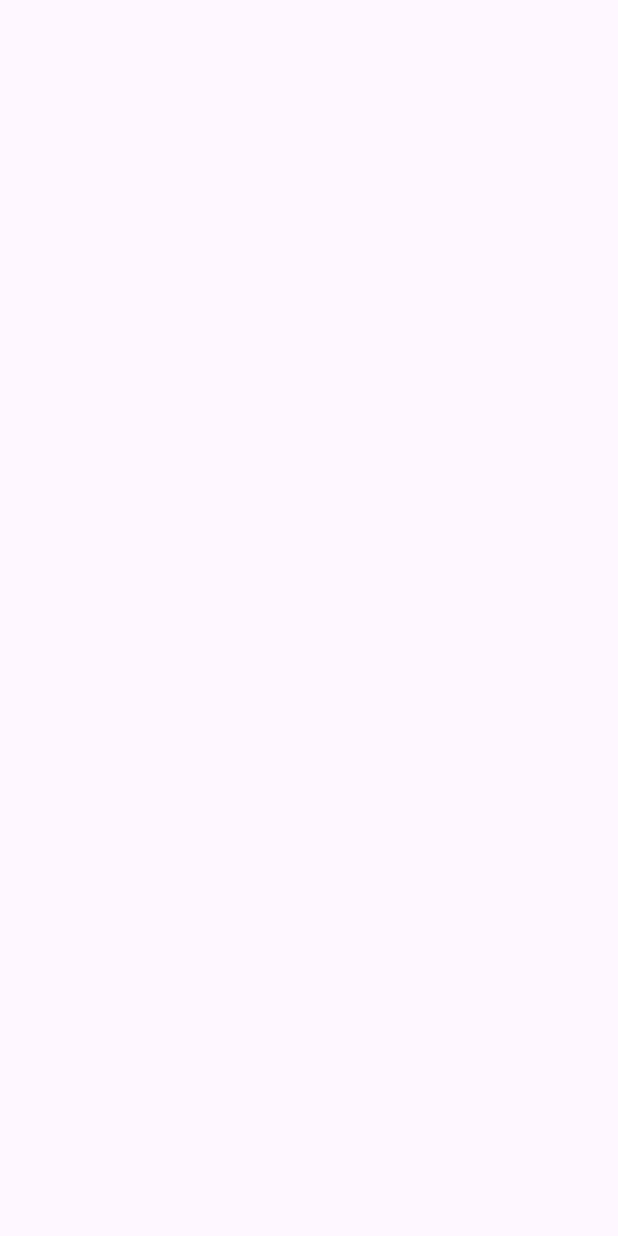
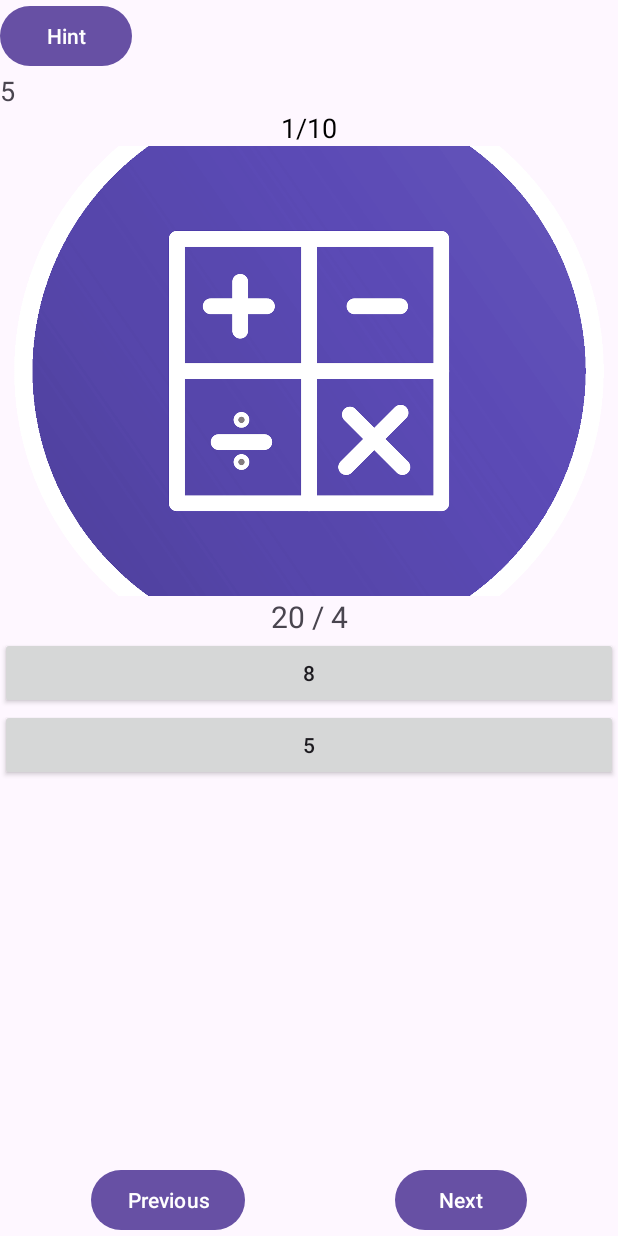
Before and after one commit to RegalLeoC/FixedQuizEdson, an Android app: the Juego screen opened directly, with no data from a screen before it, on a phone screen of 412 x 824 dp. Before the commit the screen is empty. Run offline under Robolectric (Android 15) with nearby library versions, the phone set to English and light mode, and no system bars.

Commit message:
Mostly okay, fixing hints

```diff
--- a/app/src/main/AndroidManifest.xml
+++ b/app/src/main/AndroidManifest.xml
@@ -13,6 +13,9 @@
         android:theme="@style/Theme.GameQuiz"
         tools:targetApi="31">
         <activity
+            android:name=".FinPartida"
+            android:exported="false" />
+        <activity
             android:name=".Juego"
             android:exported="false" />
         <activity
--- a/app/src/main/java/com/example/gamequiz/Juego.kt
+++ b/app/src/main/java/com/example/gamequiz/Juego.kt
@@ -12,7 +12,6 @@ import androidx.appcompat.app.AppCompatActivity
 class Juego : AppCompatActivity() {
 
     //Layout
-
     private lateinit var buttonContainer: LinearLayout
     private lateinit var questionTextView: TextView
     private lateinit var topicImageView: ImageView
@@ -22,15 +21,18 @@ class Juego : AppCompatActivity() {
 
 
     // Maps (dictionaries) to follow
-    private var questionOptions: MutableMap<Int, List<String>> = mutableMapOf()
-    private var enabledWrongOptions: MutableMap<Int, List<String>> = mutableMapOf()
-    private var disabledWrongOptions: MutableMap<Int, List<String>> = mutableMapOf()
-    private var answeredQuestions: MutableMap<Int, List<String>> = mutableMapOf()
-
-
+    private var questionOptions: MutableMap<Int, List<String>> = mutableMapOf() // List of all options we generate initially per question
+    private var enabledWrongOptions: MutableMap<Int, MutableList<String>> = mutableMapOf() // List of wrong options that are enabled
+    private var disabledWrongOptions: MutableMap<Int, List<String>> = mutableMapOf() // List of wrong options that were disabled by using hint
+    private var answeredQuestions: MutableMap<Int, Boolean> = mutableMapOf() // Questions answered through manual selection
+    private var answeredQuestionsHint:  MutableMap<Int, Boolean> = mutableMapOf() // Questions answered through hint
+    private var userSelection: MutableMap<Int, String?> = mutableMapOf() //Right answers selected by the user
+    private var hintSelection: MutableMap<Int, String?> = mutableMapOf() //Right answers selected by the hint
 
     //Question variables
     private var questionIndex: Int = 0;
+    private lateinit var topics: Array<Topics>
+    private lateinit var questions: List<Question>
 
     // Hint variables
     private var hintsAvailable: Int = 5;
@@ -52,5 +54,360 @@ class Juego : AppCompatActivity() {
     override fun onCreate(savedInstanceState: Bundle?) {
         super.onCreate(savedInstanceState)
         setContentView(R.layout.activity_juego)
+
+
+        //Layout
+        buttonContainer = findViewById(R.id.buttonContainer)
+        questionTextView = findViewById(R.id.questionTextView)
+        topicImageView = findViewById(R.id.topicImageView)
+        questionNumberTextView = findViewById(R.id.questionNumberTextView)
+        hintTextView = findViewById(R.id.hintTextView)
+        hintButton = findViewById(R.id.hintButton)
+
+        //Saving the topics
+        topics = Topics.values()
+
+        //Initializing
+        selectRandomQuestions()
+
+        //Show questions
+        updateQuestion()
+
+        //Initialize maps based on amount of questions (that were created in selectrandomquestions)
+        for(i in 0 until questions.size){
+            answeredQuestions[i] = false; // None of the questions are answered yet
+            answeredQuestionsHint[i] = false; // None of the questions are answered yet
+            userSelection[i] = null; // Putting a null for it not to be empty
+            hintSelection[i] = null; // Putting a null for it not to be empty
+        }
+
+        //Exploration
+        findViewById<Button>(R.id.nextButton).setOnClickListener {
+            nextQuestion()
+        }
+
+        findViewById<Button>(R.id.prevButton).setOnClickListener {
+            previousQuestion()
+        }
+
+        //Use hint
+        hintButton.setOnClickListener {
+            useHint()
+        }
+
+
     }
+
+    private fun selectRandomQuestions(){
+        val allQuestions = topics.flatMap {it.questions}.toMutableList()
+        questions = mutableListOf()
+
+        repeat(10){
+            val randomQuestion = allQuestions.random();
+            (questions as MutableList<Question>).add(randomQuestion)
+            allQuestions.remove(randomQuestion)
+        }
+
+    }
+
+    private fun updateQuestion() {
+        //Establish which question are we in
+        val currentQuestion = questions[questionIndex];
+
+        //Look which topics for associated pic of the question
+        //Agarra la pregunta actual y revisa en que tema va
+        // Se tiene que poner un caso nulo para poder usar el topicImageView
+        val currentTopic = topics.find{it.questions.contains(currentQuestion)} ?: Topics.MATHEMATICS
+
+       //Mostrar imagen del tema
+        topicImageView.setImageResource(currentTopic.imageResourceId)
+
+        //Mostrar pregunta
+        questionTextView.text = currentQuestion.text
+
+        // Mostrar en que numero de pregunta estamos
+        val questionNumberText = "${questionIndex + 1}/${questions.size}"
+        questionNumberTextView.text = questionNumberText
+
+
+        // Si es la primera ves que se visita la pregunta, se generan opciones para escoger
+        if(questionOptions[questionIndex] == null){
+            val options = generateQuestionsOptions(currentQuestion)
+            questionOptions[questionIndex] = options;
+        }
+
+        // Creamos los botones segun las opciones que arriba creamos
+        createButtons(questionOptions[questionIndex]!!)
+
+        // Si ya hemos deshabilitado opciones con hint ponerlo
+        //val discardedOptions = disabledWrongOptions[questionIndex];
+        //discardedOptions?.let{
+        //    discardHint(it)
+        //}
+
+        // Aqui si contestamos con el hint despues que queden dos
+        //val hintAnswered = hintSelection[questionIndex];
+        //hintAnswered?.let {
+        //    discardHintCorrect(it)
+        //}
+
+    }
+
+
+    //Aqui generamos las opciones segun la cantidad (dificultad)
+    private fun generateQuestionsOptions(question: Question): List<String> {
+        val options = mutableListOf<String>()
+        options.add(question.correctAnswer)
+
+        val numWrongAnswers = when (difficulty) {
+            "Fácil" -> 1
+            "Normal" -> 2
+            "Difícil" -> 3
+            else -> 1
+        }
+
+        val wrongAnswers = question.wrongAnswers.shuffled().take(numWrongAnswers)
+        options.addAll(wrongAnswers)
+
+        enabledWrongOptions[questionIndex] = wrongAnswers.toMutableList()
+
+        return options.shuffled()
+    }
+
+    // Aqui mostramos las opciones segun la pregunta adecuada
+    private fun createButtons(options: List<String>){
+        buttonContainer.removeAllViews()
+
+
+        val isAnswered = answeredQuestions[questionIndex]?: false
+        val isAnsweredHint = answeredQuestionsHint[questionIndex]?: false
+
+
+        for (option in options){
+            val button = Button(this)
+            button.text = option
+
+
+
+            val isSelected = userSelection[questionIndex] == option;
+
+            //Checa si esta contestado
+            // Si contestaste bien pues se pone verde, pero si contestaste mal, se pinta el rojo y se pone el verde mostrandote cual era el correcto
+            if (isAnswered) {
+                val correctAnswer = questions[questionIndex].correctAnswer
+                if (option == correctAnswer) {
+                    button.setBackgroundColor(resources.getColor(android.R.color.holo_green_light))
+                } else if (isSelected) {
+                    button.setBackgroundColor(resources.getColor(android.R.color.holo_red_light))
+                }
+
+
+
+
+
+                disableButtons()
+
+            }
+
+
+            //Aqui poner la de navagacion de regreso para el hint (similar a lo dde arriba)
+            val hintedButton = disabledWrongOptions[questionIndex]?.contains(option) ?: false
+
+            if(isAnsweredHint){
+                val correctAnswer = questions[questionIndex].correctAnswer
+
+                if(option == correctAnswer) {
+                    button.setBackgroundColor(resources.getColor(android.R.color.holo_green_light))
+                }
+
+                //!!!!!!!!! No sirve porque deshabilita todos los hints (pa eso sirve la funcion exclusiva que revise los disabled)
+                if(hintedButton){
+                    button.setBackgroundColor(resources.getColor(android.R.color.holo_blue_light))
+                }
+
+                //!!!!!!No deshabilita todos. Deja el ultimo habilitado
+                disableButtons()
+
+            }
+
+
+            // Aqui es cuanddo no haz contestado y se guarda en la lista de contestado manual
+
+            button.setOnClickListener {
+                if (!isAnswered) {
+                    val correctAnswer = questions[questionIndex].correctAnswer
+                    if (option == correctAnswer) {
+                        button.setBackgroundColor(resources.getColor(android.R.color.holo_green_light))
+                        correctAnswers++ // Increment totalCorrectAnswers when the correct answer is selected
+
+                        //Add one more hint if in hint streak
+                        if (hintStreak == 2){
+                            hintsAvailable++
+                            hintTextView.text = hintsAvailable.toString()
+                            hintStreak = 0
+                        } else {
+                            hintStreak++
+                        }
+
+
+
+                    } else {
+                        button.setBackgroundColor(resources.getColor(android.R.color.holo_red_light))
+                    }
+
+                    answeredQuestions[questionIndex] = true
+                    userSelection[questionIndex] = option
+                    disableButtons() // Disable buttons after answering
+
+                    //Checar si ya hay que terminar el juego
+                    endGame()
+                }
+            }
+
+            buttonContainer.addView(button)
+
+        }
+
+
+    }
+
+    // Despues dded contestar se deshabilitan todos los botones para preevenir que el usuario conteste otra vez
+    private fun disableButtons() {
+
+        for (i in 0 until buttonContainer.childCount) {
+            val child = buttonContainer.getChildAt(i)
+            if (child is Button) {
+
+                child.isEnabled = false
+
+            }
+        }
+    }
+
+
+    private fun useHint() {
+
+        //check if we have hints remaining
+        if(hintsAvailable > 0) {
+
+            //Update variables
+            hintsAvailable--
+            hintStreak = 0
+            hintsUsed++
+
+            // Update text
+            hintTextView.text = hintsAvailable.toString()
+
+            //Se inicilizan las variables para apuntar a la prgunta actual y sus opciones incorrectas
+            val currentQuestion = questions[questionIndex]
+            val enabledOptions = enabledWrongOptions[questionIndex]
+
+            // Se selecciona al azar una opcion para deshabilitar con la pista
+            if((enabledOptions?.size ?:0) > 1){
+                val randomIndex = (0 until enabledOptions!!.size).random()
+                val optionToDisable = enabledOptions[randomIndex]
+
+                // Remove from enabled options and add it to disabled options
+                enabledWrongOptions[questionIndex]?.remove(optionToDisable)
+                disabledWrongOptions[questionIndex] = (disabledWrongOptions[questionIndex]?: emptyList()) + optionToDisable
+
+                disableOption(optionToDisable)
+
+            } else {
+                // Si solo queda una opcion mala la pregunta se contesta sola
+                val correctAnswer = currentQuestion.correctAnswer
+                for(i in 0 until buttonContainer.childCount){
+                    val child = buttonContainer.getChildAt(i)
+                    if (child is Button) {
+                        val option = child.text.toString()
+                        if (option != correctAnswer && enabledOptions!!.contains(option)) {
+                            disabledWrongOptions[questionIndex] = (disabledWrongOptions[questionIndex]?: emptyList()) + option
+                            disableOption(option)
+                        } else if (option == correctAnswer) {
+                            correctAnswers++
+                            // Necesito contar estos mas el userSelection para terminarlo
+                            hintSelection[questionIndex] = option
+                            answeredQuestionsHint[questionIndex] = true
+                            child.setBackgroundColor(resources.getColor(android.R.color.holo_green_light))
+                            //Igual deshabilita el hint button????
+                            disableButtons()
+
+                            //Checar si ya hay que terminar el juego
+                            endGame()
+                        }
+
+                    }
+
+                }
+
+
+            }
+
+
+        }
+
+
+    }
+
+
+    private fun disableOption(option: String) {
+        for (i in 0 until buttonContainer.childCount) {
+            val child = buttonContainer.getChildAt(i)
+            if (child is Button && child.text.toString() == option) {
+                child.setBackgroundColor(resources.getColor(android.R.color.holo_blue_light))
+                child.isEnabled = false
+            }
+        }
+    }
+
+
+    // Navigation through buttons
+
+    private fun nextQuestion() {
+
+        questionIndex = (questionIndex + 1) % questions.size
+        updateQuestion()
+    }
+
+    private fun previousQuestion() {
+        questionIndex = (questionIndex - 1 + questions.size) % questions.size
+        updateQuestion()
+    }
+
+    private fun endGame() {
+        val totalAnswers = hintSelection.count { it.value != null } + userSelection.count { it.value != null }
+        if (totalAnswers == 10) {
+            viewResults()
+        }
+    }
+
+    private fun viewResults() {
+        // Calculate the final result based on the specified formula
+        difficultyMultiplier = when (difficulty) {
+            "Fácil" -> 1.0
+            "Normal" -> 1.25
+            "Difícil" -> 1.5
+            else -> 1.0
+        }
+
+        // Deduct points for hints
+        val deduction = hintsUsed * 25  // Deduct 25 points for each hint used
+        val totalpoints = correctAnswers * 100
+        val finalResult = ((totalpoints - deduction) * difficultyMultiplier)
+
+
+        // Pass the results to the FinPartida activity
+        val intent = Intent(this, FinPartida::class.java)
+        intent.putExtra("Deduction", deduction)
+        intent.putExtra("totalScore", totalpoints)
+        intent.putExtra("FinalResult", finalResult)
+        intent.putExtra("difficultyMultiplier", difficultyMultiplier)
+
+        startActivity(intent)
+
+    }
+
+
+
+
 }
--- /dev/null
+++ b/app/src/main/java/com/example/gamequiz/Question.kt
@@ -0,0 +1,9 @@
+package com.example.gamequiz
+
+data class Question (
+    val text: String,
+    val correctAnswer: String,
+    val wrongAnswers: List<String>
+){
+    var answered: Boolean = false
+}
--- a/app/src/main/res/layout/activity_juego.xml
+++ b/app/src/main/res/layout/activity_juego.xml
@@ -1,9 +1,87 @@
 <?xml version="1.0" encoding="utf-8"?>
-<androidx.constraintlayout.widget.ConstraintLayout xmlns:android="http://schemas.android.com/apk/res/android"
-    xmlns:app="http://schemas.android.com/apk/res-auto"
+<LinearLayout xmlns:android="http://schemas.android.com/apk/res/android"
     xmlns:tools="http://schemas.android.com/tools"
+    android:id="@+id/container"
     android:layout_width="match_parent"
     android:layout_height="match_parent"
+    android:orientation="vertical"
+    android:gravity="center_vertical"
     tools:context=".Juego">
 
-</androidx.constraintlayout.widget.ConstraintLayout>
+    <Button
+        android:id="@+id/hintButton"
+        android:layout_width="wrap_content"
+        android:layout_height="wrap_content"
+        android:text="Hint" />
+
+    <TextView
+        android:id="@+id/hintTextView"
+        android:layout_width="wrap_content"
+        android:layout_height="wrap_content"
+        android:text="5"
+        android:textSize="18sp" />
+
+    <TextView
+        android:id="@+id/questionNumberTextView"
+        android:layout_width="match_parent"
+        android:layout_height="wrap_content"
+        android:gravity="center"
+        android:text="1/10"
+        android:textColor="@android:color/black"
+        android:textSize="18sp" />
+
+    <ImageView
+        android:id="@+id/topicImageView"
+        android:layout_width="match_parent"
+        android:layout_height="300dp"
+        android:adjustViewBounds="true"
+        android:scaleType="centerCrop"
+        android:src="@drawable/history_image" />
+
+    <TextView
+        android:id="@+id/questionTextView"
+        android:layout_width="match_parent"
+        android:layout_height="wrap_content"
+        android:textSize="20sp"
+        android:gravity="center"
+        android:textAlignment="center"
+        android:text="Question Text Goes Here" />
+
+    <ScrollView
+        android:layout_width="match_parent"
+        android:layout_height="0dp"
+        android:layout_weight="1">
+
+        <LinearLayout
+            android:id="@+id/buttonContainer"
+            android:layout_width="match_parent"
+            android:layout_height="wrap_content"
+            android:orientation="vertical"/>
+
+    </ScrollView>
+
+    <LinearLayout
+        android:id="@+id/navigationButtons"
+        android:layout_width="match_parent"
+        android:layout_height="wrap_content"
+        android:layout_marginTop="16dp"
+        android:orientation="horizontal"
+        android:gravity="center">
+
+        <Button
+            android:id="@+id/prevButton"
+            android:layout_width="wrap_content"
+            android:layout_height="wrap_content"
+            android:layout_marginEnd="50dp"
+            android:text="Previous" />
+
+        <Button
+            android:id="@+id/nextButton"
+            android:layout_width="wrap_content"
+            android:layout_height="wrap_content"
+            android:layout_marginStart="50dp"
+            android:text="Next" />
+
+    </LinearLayout>
+
+</LinearLayout>
--- a/app/src/main/res/layout/activity_main.xml
+++ b/app/src/main/res/layout/activity_main.xml
@@ -58,8 +58,8 @@
         android:id="@+id/difficultySpinner"
         android:layout_width="wrap_content"
         android:layout_height="wrap_content"
-        android:layout_marginTop="68dp"
-
+        android:padding="8dp"
+        android:textSize="16sp"
         app:layout_constraintEnd_toEndOf="parent"
         app:layout_constraintHorizontal_bias="0.505"
         app:layout_constraintStart_toStartOf="parent"
```
Also changed, not shown: app/src/main/java/com/example/gamequiz/FinPartida.kt (added, +11 -0 lines), app/src/main/java/com/example/gamequiz/Topics.kt (added, +45 -0 lines), app/src/main/res/layout/activity_fin_partida.xml (added, +9 -0 lines), app/src/main/res/drawable/arquictecto.jpg (added), app/src/main/res/drawable/geography_image.png (added), app/src/main/res/drawable/greek_mythology_image.png (added), app/src/main/res/drawable/history_image.png (added), app/src/main/res/drawable/knucles.jpg (added), app/src/main/res/drawable/mathematics_image.png (added), app/src/main/res/drawable/mirada100.jpg (added), app/src/main/res/drawable/nah_id_win.jpg (added), app/src/main/res/drawable/perritollorn.jpg (added), app/src/main/res/drawable/tabien.jpg (added).
